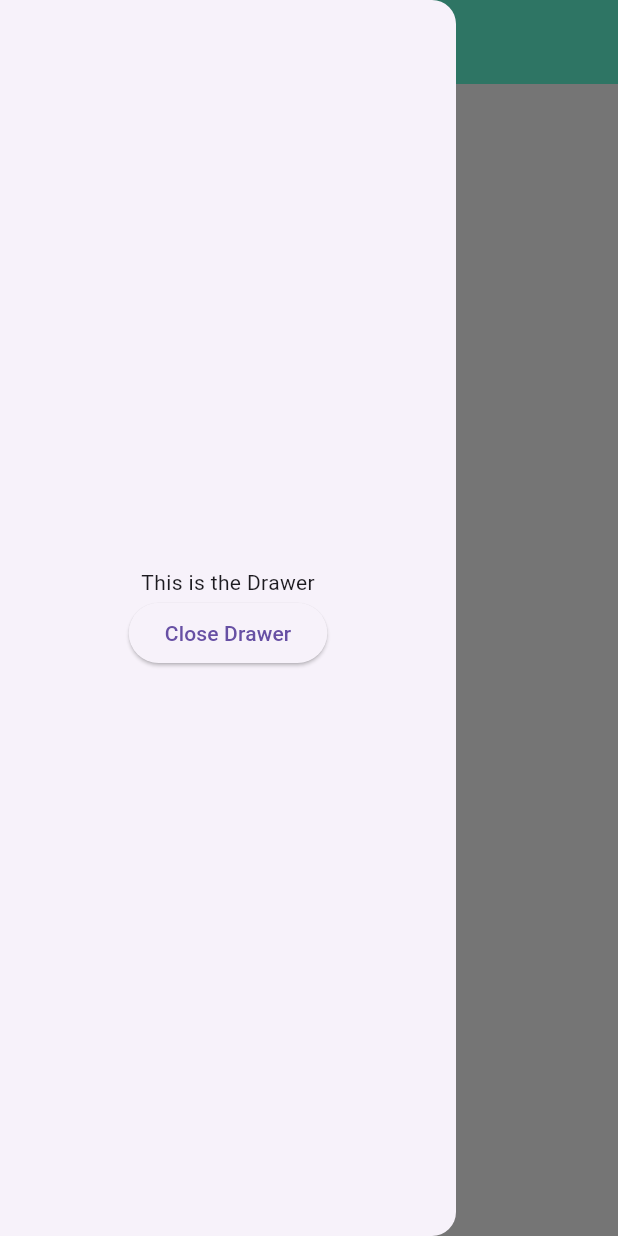
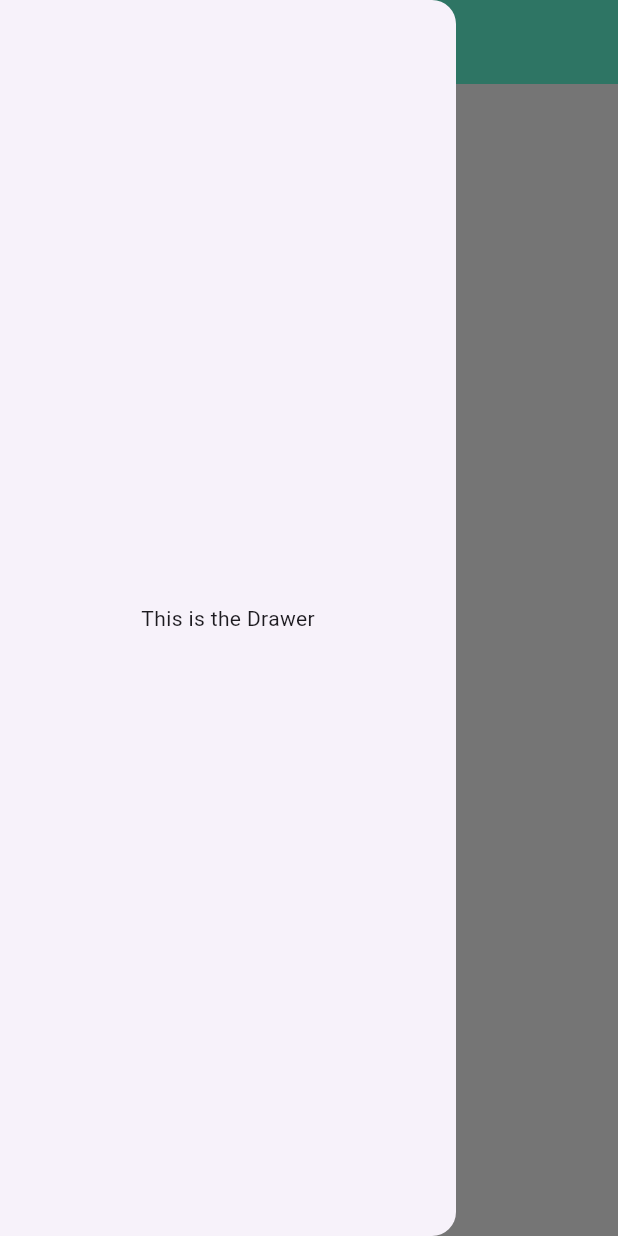
Before and after one commit to Kmtengo/e-Mess, a Flutter app: the screen it shows after launch, with the side drawer open, on a phone screen of 412 x 824 dp. Run offline on Flutter 3.47's test engine with Material 3 defaults, Android fonts, the phone set to English and light mode, and no system bars.

Commit message:
modified the drawer

```diff
--- a/lib/main.dart
+++ b/lib/main.dart
@@ -31,16 +31,12 @@
         body: Container(
           color: Colors.white,
         ),
-        drawer: Drawer(
+        drawer: const Drawer(
           child: Center(
             child: Column(
               mainAxisAlignment: MainAxisAlignment.center,
               children: <Widget>[
-                const Text('This is the Drawer'),
-                ElevatedButton(
-                  onPressed: () {},
-                  child: const Text('Close Drawer'),
-                ),
+                Text('This is the Drawer'),
               ],
             ),
           ),
```
